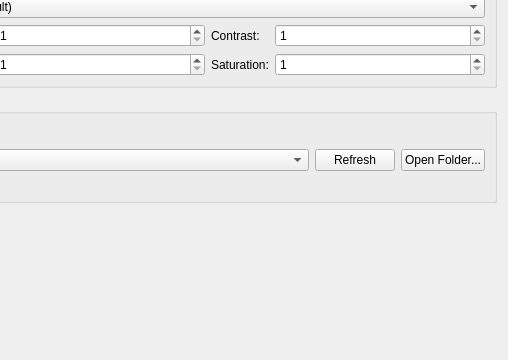
Above: pcsx2-qt/Settings/GraphicsPostProcessingSettingsTab.ui from ilyalissoboi/pcsx2 before the change; both pictures show x 195 to 703 and y 140 to 500 of the 703 by 500 pixel window. Below: the same form after it.
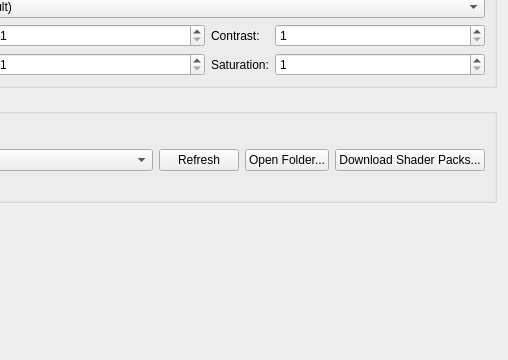
That is the form after the change.

Commit message: Qt: Add the Download Shader Packs dialog

```diff
--- a/pcsx2-qt/Settings/GraphicsPostProcessingSettingsTab.ui
+++ b/pcsx2-qt/Settings/GraphicsPostProcessingSettingsTab.ui
@@ -297,7 +297,14 @@
         </property>
        </widget>
       </item>
-      <item row="2" column="0" colspan="4">
+      <item row="1" column="4">
+       <widget class="QPushButton" name="shaderChainDownload">
+        <property name="text">
+         <string>Download Shader Packs...</string>
+        </property>
+       </widget>
+      </item>
+      <item row="2" column="0" colspan="5">
        <widget class="QLabel" name="shaderChainStatus">
         <property name="text">
          <string/>
```
Left out of the diff: 3 changed lines with no effect on the pictures. The commit also changes 8 other files.
